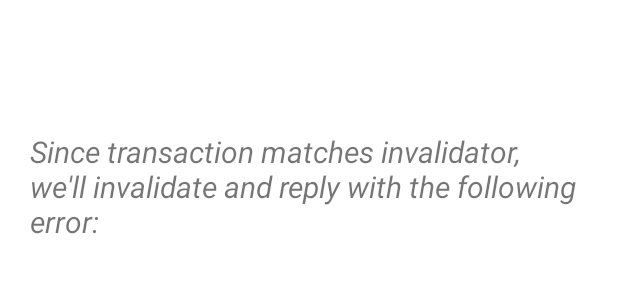
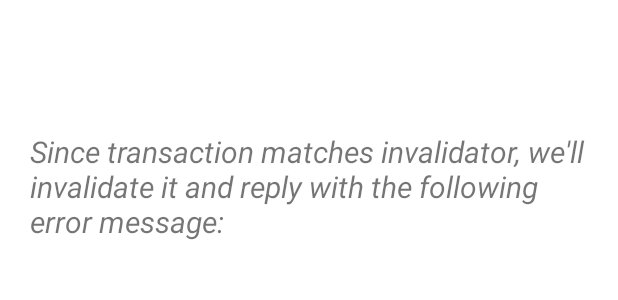
Before and after one commit to tesseract-one/dev-wallet, an Android app: the layout fragment_test_error.xml on its own in the app's theme, with its tools: preview values and no code run, on a phone screen of 412 x 824 dp. Shown: the top 300 px of the screen. Run offline under Robolectric (Android 15) with nearby library versions, the phone set to English and light mode, and no system bars.

Commit message:
better invalidation message

```diff
--- a/android/src/main/res/values/strings.xml
+++ b/android/src/main/res/values/strings.xml
@@ -9,5 +9,5 @@
     <string name="caption_revert">Revert</string>
     <string name="caption_sign">Sign</string>
     <string name="caption_cancel">Cancel</string>
-    <string name="label_error_explanation"><i>Since transaction matches invalidator, we\'ll invalidate and reply with the following error:</i></string>
+    <string name="label_error_explanation"><i>Since transaction matches invalidator, we\'ll invalidate it and reply with the following error message:</i></string>
 </resources>
```
